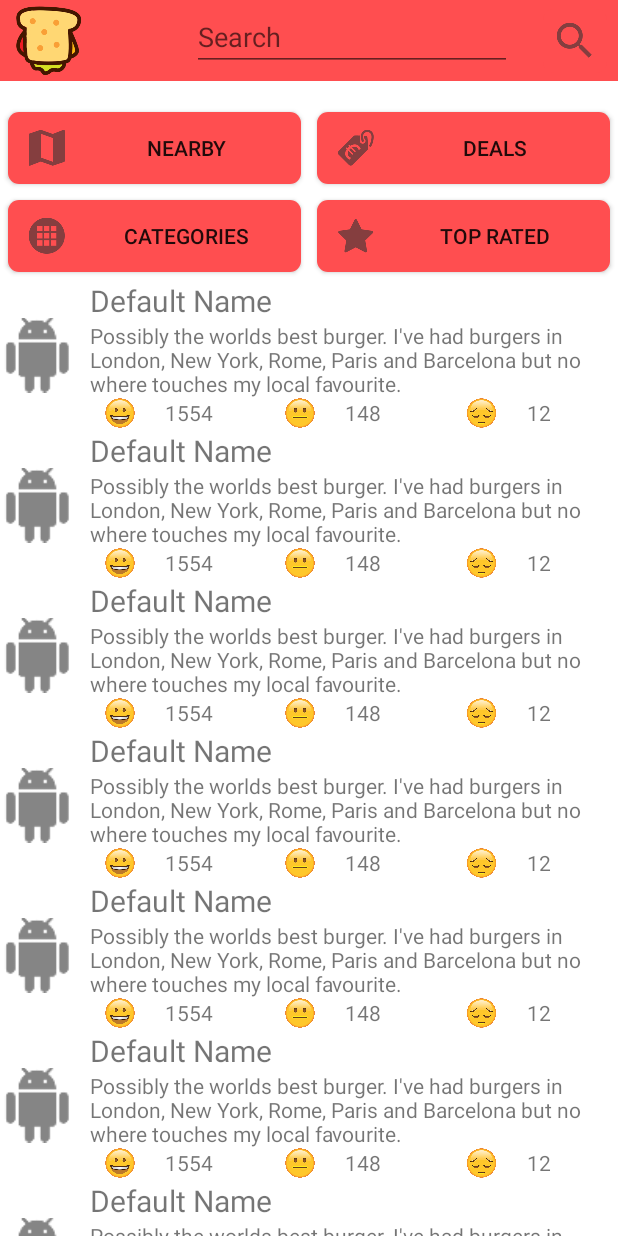
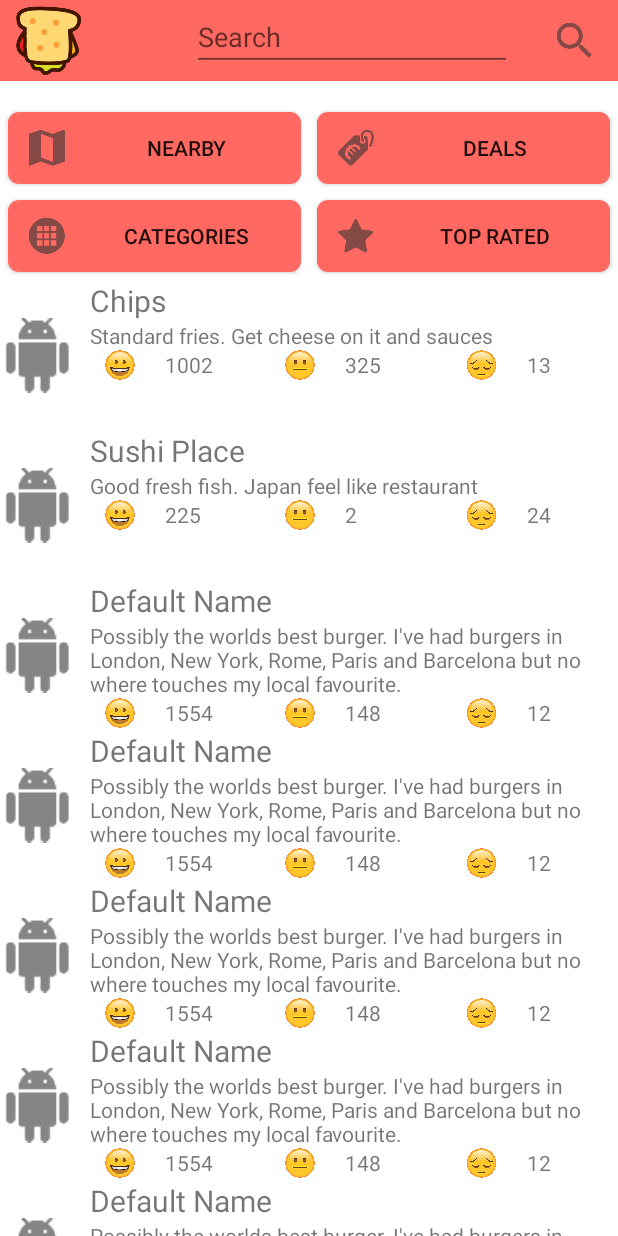
Before and after one commit to farrej10/3d5B_Project_V1, an Android app: the screen it shows after launch (HomeActivity), on a phone screen of 412 x 824 dp. Run offline under Robolectric (Android 15) with nearby library versions, the phone set to English and light mode, and no system bars.

Commit message:
Everything please save

```diff
--- a/app/src/main/java/com/example/farrej10/quickbites/HomeActivity.java
+++ b/app/src/main/java/com/example/farrej10/quickbites/HomeActivity.java
@@ -11,7 +11,14 @@
 import android.widget.TextView;
 import android.view.View;
 
+import java.util.ArrayList;
+import java.util.List;
+
+import static java.sql.Types.NULL;
+
 public class HomeActivity extends AppCompatActivity {
+
+    Restaurant burger = new Restaurant("Burger Place ", "This Burger place is the home of the burger" , 10, 5, 1, 53.343247, -6.254476);
 
     @Override
     protected void onCreate(Bundle savedInstanceState)
@@ -19,16 +26,66 @@
         super.onCreate(savedInstanceState);
         setContentView(R.layout.activity_home);
 
-        Restaurant burger = new Restaurant("Burger Place ", "This Burger place is the home of the burger" , 10);
+        List<Restaurant> listofRestaurants = new ArrayList<>();
+        csvParser parser = new csvParser();
+        parser.parseToList(listofRestaurants, this);
+
+
 
         TextView title = findViewById(R.id.Title);
-        title.setText(burger.getName(), TextView.BufferType.NORMAL);
+        title.setText(listofRestaurants.get(0).getName(), TextView.BufferType.NORMAL);
 
         TextView description = findViewById(R.id.description);
-        description.setText(burger.getDescipt(), TextView.BufferType.NORMAL);
+        description.setText(listofRestaurants.get(0).getDescrip(), TextView.BufferType.NORMAL);
 
         TextView happyRate = findViewById(R.id.happyNum);
-        happyRate.setText(Integer.toString(burger.getRating()), TextView.BufferType.NORMAL);
+        String Happyrating = Integer.toString(listofRestaurants.get(0).getRating(0));
+        happyRate.setText(Happyrating, TextView.BufferType.NORMAL);
+
+        TextView neutralRate = findViewById(R.id.neutralNum);
+        String Neurating = Integer.toString(listofRestaurants.get(0).getRating(1));
+        neutralRate.setText(Neurating, TextView.BufferType.NORMAL);
+
+        TextView sadRate = findViewById(R.id.sadNum);
+        String Sadrating = Integer.toString(listofRestaurants.get(0).getRating(2));
+        sadRate.setText(Sadrating, TextView.BufferType.NORMAL);
+
+        title = findViewById(R.id.Title2);
+        title.setText(listofRestaurants.get(1).getName(), TextView.BufferType.NORMAL);
+
+        description = findViewById(R.id.description2);
+        description.setText(listofRestaurants.get(1).getDescrip(), TextView.BufferType.NORMAL);
+
+        happyRate = findViewById(R.id.happyNum2);
+        Happyrating = Integer.toString(listofRestaurants.get(1).getRating(0));
+        happyRate.setText(Happyrating, TextView.BufferType.NORMAL);
+
+        neutralRate = findViewById(R.id.neutralNum2);
+        Neurating = Integer.toString(listofRestaurants.get(1).getRating(1));
+        neutralRate.setText(Neurating, TextView.BufferType.NORMAL);
+
+        sadRate = findViewById(R.id.sadNum2);
+        Sadrating = Integer.toString(listofRestaurants.get(1).getRating(2));
+        sadRate.setText(Sadrating, TextView.BufferType.NORMAL);
+
+        title = findViewById(R.id.Title3);
+        title.setText(listofRestaurants.get(2).getName(), TextView.BufferType.NORMAL);
+
+        description = findViewById(R.id.description3);
+        description.setText(listofRestaurants.get(2).getDescrip(), TextView.BufferType.NORMAL);
+
+        happyRate = findViewById(R.id.happyNum3);
+        Happyrating = Integer.toString(listofRestaurants.get(2).getRating(0));
+        happyRate.setText(Happyrating, TextView.BufferType.NORMAL);
+
+        neutralRate = findViewById(R.id.neutralNum3);
+        Neurating = Integer.toString(listofRestaurants.get(2).getRating(1));
+        neutralRate.setText(Neurating, TextView.BufferType.NORMAL);
+
+        sadRate = findViewById(R.id.sadNum3);
+        Sadrating = Integer.toString(listofRestaurants.get(2).getRating(2));
+        sadRate.setText(Sadrating, TextView.BufferType.NORMAL);
+
     }
 
     public void startMap(View view)
@@ -41,6 +98,7 @@
 
     public void openDetailed(View view)
     {
+
         Intent restuarantDetailed = new Intent(this, detailedRestaurant.class);
         TextView title = findViewById(R.id.Title2);
         TextView description = findViewById(R.id.description2);
@@ -50,9 +108,29 @@
 
         String restTitle = title.getText().toString();
         String restDescription = description.getText().toString();
-        String restHappyR = ratingHappy.getText().toString();
-        String restNeuR = ratingNeutral.getText().toString();
-        String restSadR = ratingSad.getText().toString();
+        String ratingString = ratingHappy.getText().toString();
+        int intHappyR = Integer.parseInt(ratingString);
+        if( intHappyR == NULL)
+        {
+            intHappyR = -1;
+        }
+        ratingString = ratingNeutral.getText().toString();
+        int intNeuR = Integer.parseInt(ratingString);
+        if( intNeuR == NULL)
+        {
+            intNeuR = -1;
+        }
+        ratingString = ratingSad.getText().toString();
+        int intSadR = Integer.parseInt(ratingString);
+        if( intSadR == NULL)
+        {
+            intSadR = -1;
+        }
+
+        Restaurant test = new Restaurant(restTitle, restDescription, intHappyR, intNeuR, intSadR, 53.343247, -6.254476);
+        restuarantDetailed.putExtra("rest", test);
+
+        startActivity(restuarantDetailed);
 
     }
 
--- a/app/src/main/java/com/example/farrej10/quickbites/Restaurant.java
+++ b/app/src/main/java/com/example/farrej10/quickbites/Restaurant.java
@@ -1,27 +1,54 @@
 package com.example.farrej10.quickbites;
+
+import java.io.Serializable;
 
 /**
  * Created by teoc on 09/02/18.
  */
 
-public class Restaurant {
+public class Restaurant implements Serializable{
     private String name;
-    private String descript;
-    private int    rating;
+    private String descrip;
+    private int    rating[] = new int[3];
+    private double Latitude;
+    private double Longitude;
 
     public String getName   () { return name; }
-    public String getDescipt () { return descript; }
-    public int    getRating () { return rating; }
+    public String getDescrip () { return descrip; }
+    public int    getRating (int index) { return rating[index]; }
+    public double getLatitude()  {return Latitude; }
+    public double getLongitude()  {return Longitude; }
     public void setName     (String n) { name = n; }
-    public void setDescip   (String d) { descript = d; }
-    public void setRating   (int r) { rating = r; }
+    public void setDescrip   (String d) { descrip = d; }
+    public void setRating   (int r, int index) { rating[index] = r; }
+    public void setLatitude (double Lat) { Latitude = Lat ; }
+    public void setLongitude(double Long) { Longitude = Long; }
 
-    public Restaurant(String n, String d, int r)
+    public Restaurant()
     {
-        name = n;
-        descript = d;
-        rating = r;
+        name = "";
+        descrip = "";
+        Latitude = 0.0;
+        Longitude = 0.0;
+        for (int i = 0; i < 3; i++)
+        {
+            rating[i] = 0;
+        }
 
     }
 
+    public Restaurant(String n, String d, int happy, int neutral, int sad, double Long, double Lat )
+    {
+        setName(n);
+        setDescrip(d);
+        setRating(happy, 0);
+        setRating(neutral, 1);
+        setRating(sad, 2);
+        setLatitude(Lat);
+        setLongitude(Long);
+
+    }
+
+
+
 }
--- /dev/null
+++ b/app/src/main/java/com/example/farrej10/quickbites/csvParser.java
@@ -0,0 +1,56 @@
+package com.example.farrej10.quickbites;
+
+import android.app.Application;
+import android.content.Context;
+import android.content.pm.ApplicationInfo;
+import android.content.res.Resources;
+import android.support.annotation.RawRes;
+
+import java.io.BufferedReader;
+import java.io.IOException;
+import java.io.InputStream;
+import java.io.InputStreamReader;
+import java.util.List;
+
+/**
+ * Created by teoc on 21/02/18.
+ */
+
+public class csvParser {
+
+    public void parseToList(List<Restaurant> List, Context act)
+    {
+        //String file = "res/raw/test.csv";
+        try {
+            InputStream input = act.getResources().openRawResource(R.raw.test);
+            BufferedReader reader = new BufferedReader(new InputStreamReader(input));
+            String line;
+            String restDetail[];
+
+            try {
+                line = reader.readLine(); //Get rid of first title
+                line = reader.readLine();
+                while ( line != null )
+                {
+                    restDetail = line.split(",");
+                    Restaurant toAdd = new Restaurant( restDetail[0], restDetail[1], Integer.parseInt(restDetail[2]),
+                            Integer.parseInt(restDetail[3]), Integer.parseInt(restDetail[4]),
+                            Double.parseDouble(restDetail[5]), Double.parseDouble(restDetail[6]));
+                    List.add(toAdd);
+                    line = reader.readLine();
+                }
+
+
+
+            } catch (IOException e) {
+                e.printStackTrace();
+            }
+        }catch(Exception e)
+        {
+            e.printStackTrace();
+        }
+
+
+
+    }
+}
--- a/app/src/main/res/layout/activity_maps.xml
+++ b/app/src/main/res/layout/activity_maps.xml
@@ -37,7 +37,6 @@
             app:layout_constraintStart_toStartOf="parent"
             app:layout_constraintTop_toTopOf="parent"
             android:src="@drawable/logonobackground" />
-
 
         <EditText
             android:id="@+id/editText"
--- /dev/null
+++ b/app/src/main/res/raw/test.csv
@@ -0,0 +1,4 @@
+Restaurant Name, Description, Happy Rating, Neurtal Rating, Sad Rating, Latitude, Longitude
+Burger Shop,The nicest burger to get in the south side,1522,23,243,53.343247,-6.254476
+Sushi Place,Good fresh fish. Japan feel like restaurant,225,2,24,53.343247,-6.254476
+Chips,Standard fries. Get cheese on it and sauces,1002,325,13,53.343247,-6.254476
--- a/app/src/main/res/values/colors.xml
+++ b/app/src/main/res/values/colors.xml
@@ -1,7 +1,7 @@
 <?xml version="1.0" encoding="utf-8"?>
 <resources>
-    <color name="colorPrimary">#FF4E50</color>
-    <color name="colorPrimaryDark">#FF2B2E</color>
+    <color name="colorPrimary">#ff6961</color>
+    <color name="colorPrimaryDark">#ff5544</color>
     <color name="colorAccent">#000000</color>
     <color name="colorBackground">#ffffff</color>
     <color name="colorBackgroundDark">#EDE574</color>
```
Also changed, not shown: app/src/main/java/com/example/farrej10/quickbites/detailedRestaurant.java (+34 -0 lines), app/src/main/res/layout/activity_home.xml (+0 -8 lines), app/src/main/res/layout/activity_detailed_restaurant.xml (line endings or trailing spaces).
